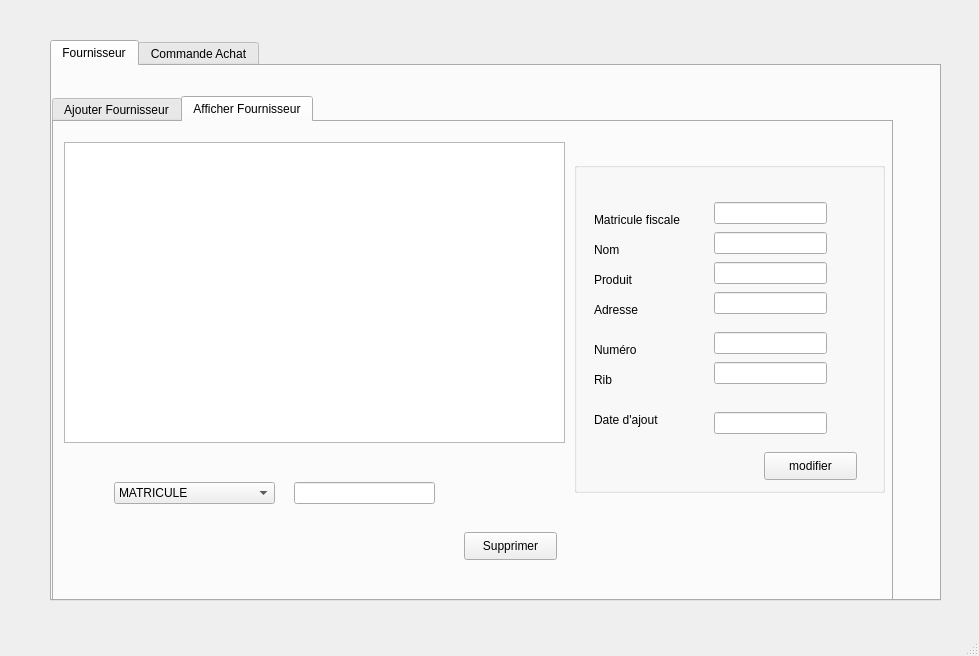
The window that project/mainwindow.ui (cyrineantar/Projet_cpp) describes before a commit, drawn with Qt 5.
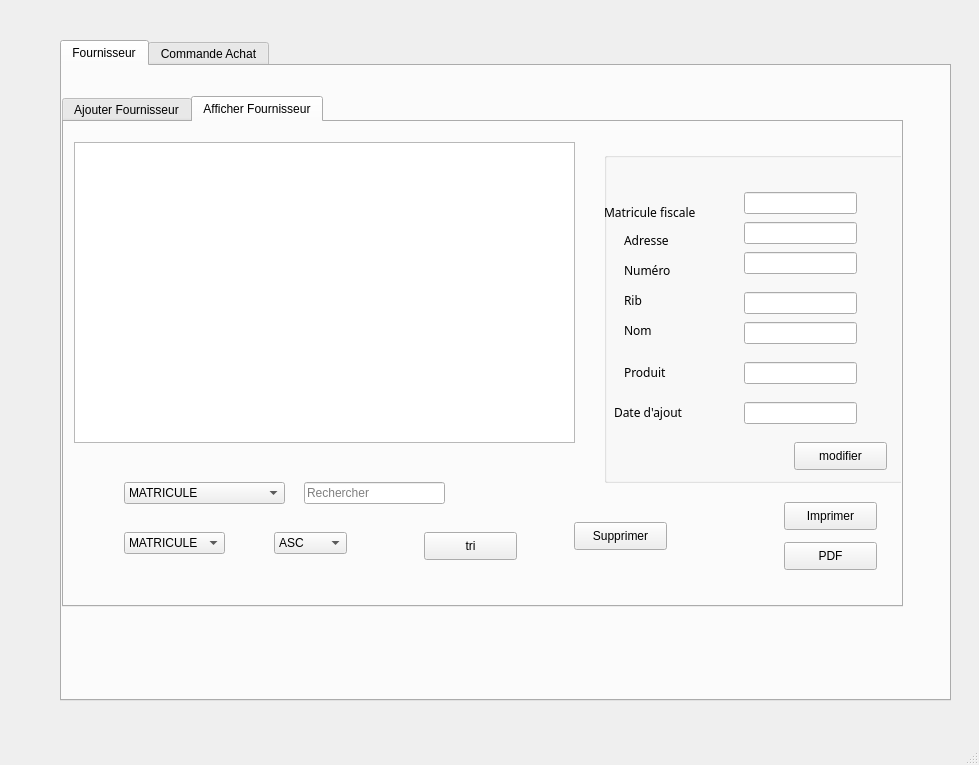
The same window after the commit. The open tabs and pages were chosen to show the change.

```diff
--- a/project/mainwindow.ui
+++ b/project/mainwindow.ui
@@ -7,7 +7,7 @@
     <x>0</x>
     <y>0</y>
     <width>979</width>
-    <height>656</height>
+    <height>765</height>
    </rect>
   </property>
   <property name="windowTitle">
@@ -17,10 +17,10 @@
    <widget class="QTabWidget" name="tabWidget">
     <property name="geometry">
      <rect>
-      <x>50</x>
+      <x>60</x>
       <y>40</y>
       <width>891</width>
-      <height>561</height>
+      <height>661</height>
      </rect>
     </property>
     <property name="currentIndex">
@@ -285,8 +285,8 @@
        <widget class="QGroupBox" name="groupBox_3">
         <property name="geometry">
          <rect>
-          <x>520</x>
-          <y>40</y>
+          <x>540</x>
+          <y>30</y>
           <width>311</width>
           <height>331</height>
          </rect>
@@ -310,12 +310,17 @@
         <widget class="QLabel" name="label_17">
          <property name="geometry">
           <rect>
-           <x>20</x>
+           <x>0</x>
            <y>50</y>
-           <width>101</width>
-           <height>16</height>
+           <width>121</width>
+           <height>20</height>
           </rect>
          </property>
+         <property name="font">
+          <font>
+           <family>Rockwell Extra Bold</family>
+          </font>
+         </property>
          <property name="text">
           <string>Matricule fiscale</string>
          </property>
@@ -324,11 +329,16 @@
          <property name="geometry">
           <rect>
            <x>20</x>
-           <y>110</y>
-           <width>56</width>
-           <height>16</height>
+           <y>210</y>
+           <width>71</width>
+           <height>20</height>
           </rect>
          </property>
+         <property name="font">
+          <font>
+           <family>Rockwell Extra Bold</family>
+          </font>
+         </property>
          <property name="text">
           <string>Produit</string>
          </property>
@@ -337,11 +347,16 @@
          <property name="geometry">
           <rect>
            <x>20</x>
-           <y>80</y>
-           <width>101</width>
+           <y>170</y>
+           <width>71</width>
            <height>16</height>
           </rect>
          </property>
+         <property name="font">
+          <font>
+           <family>Rockwell Extra Bold</family>
+          </font>
+         </property>
          <property name="text">
           <string>Nom</string>
          </property>
@@ -350,20 +365,7 @@
          <property name="geometry">
           <rect>
            <x>140</x>
-           <y>70</y>
-           <width>113</width>
-           <height>22</height>
-          </rect>
-         </property>
-         <property name="readOnly">
-          <bool>false</bool>
-         </property>
-        </widget>
-        <widget class="QLineEdit" name="le_produit_2">
-         <property name="geometry">
-          <rect>
-           <x>140</x>
-           <y>100</y>
+           <y>170</y>
            <width>113</width>
            <height>22</height>
           </rect>
@@ -376,11 +378,16 @@
          <property name="geometry">
           <rect>
            <x>20</x>
-           <y>140</y>
+           <y>80</y>
            <width>71</width>
            <height>16</height>
           </rect>
          </property>
+         <property name="font">
+          <font>
+           <family>Rockwell Extra Bold</family>
+          </font>
+         </property>
          <property name="text">
           <string>Adresse</string>
          </property>
@@ -389,7 +396,7 @@
          <property name="geometry">
           <rect>
            <x>140</x>
-           <y>130</y>
+           <y>70</y>
            <width>113</width>
            <height>22</height>
           </rect>
@@ -402,11 +409,16 @@
          <property name="geometry">
           <rect>
            <x>20</x>
-           <y>180</y>
+           <y>110</y>
            <width>71</width>
            <height>16</height>
           </rect>
          </property>
+         <property name="font">
+          <font>
+           <family>Rockwell Extra Bold</family>
+          </font>
+         </property>
          <property name="text">
           <string>Numéro</string>
          </property>
@@ -415,7 +427,7 @@
          <property name="geometry">
           <rect>
            <x>140</x>
-           <y>170</y>
+           <y>100</y>
            <width>113</width>
            <height>22</height>
           </rect>
@@ -428,11 +440,16 @@
          <property name="geometry">
           <rect>
            <x>20</x>
-           <y>210</y>
+           <y>140</y>
            <width>71</width>
            <height>16</height>
           </rect>
          </property>
+         <property name="font">
+          <font>
+           <family>Rockwell Extra Bold</family>
+          </font>
+         </property>
          <property name="text">
           <string>Rib</string>
          </property>
@@ -440,12 +457,17 @@
         <widget class="QLabel" name="label_31">
          <property name="geometry">
           <rect>
-           <x>20</x>
+           <x>10</x>
            <y>250</y>
-           <width>91</width>
-           <height>16</height>
+           <width>101</width>
+           <height>20</height>
           </rect>
          </property>
+         <property name="font">
+          <font>
+           <family>Rockwell Extra Bold</family>
+          </font>
+         </property>
          <property name="text">
           <string>Date d'ajout</string>
          </property>
@@ -454,7 +476,7 @@
          <property name="geometry">
           <rect>
            <x>140</x>
-           <y>200</y>
+           <y>140</y>
            <width>113</width>
            <height>22</height>
           </rect>
@@ -502,6 +524,19 @@
           <bool>false</bool>
          </property>
         </widget>
+        <widget class="QLineEdit" name="le_produit_2">
+         <property name="geometry">
+          <rect>
+           <x>140</x>
+           <y>210</y>
+           <width>113</width>
+           <height>22</height>
+          </rect>
+         </property>
+         <property name="readOnly">
+          <bool>false</bool>
+         </property>
+        </widget>
        </widget>
        <widget class="QComboBox" name="cb_recherche">
         <property name="geometry">
@@ -557,12 +592,15 @@
           <height>22</height>
          </rect>
         </property>
+        <property name="placeholderText">
+         <string>Rechercher</string>
+        </property>
        </widget>
        <widget class="QPushButton" name="pb_supprimer">
         <property name="geometry">
          <rect>
-          <x>410</x>
-          <y>410</y>
+          <x>510</x>
+          <y>400</y>
           <width>93</width>
           <height>28</height>
          </rect>
@@ -571,6 +609,110 @@
          <string>Supprimer</string>
         </property>
        </widget>
+       <widget class="QComboBox" name="colone_tri_1">
+        <property name="geometry">
+         <rect>
+          <x>60</x>
+          <y>410</y>
+          <width>101</width>
+          <height>22</height>
+         </rect>
+        </property>
+        <item>
+         <property name="text">
+          <string>MATRICULE</string>
+         </property>
+        </item>
+        <item>
+         <property name="text">
+          <string>ADRESSE</string>
+         </property>
+        </item>
+        <item>
+         <property name="text">
+          <string>NUMERO</string>
+         </property>
+        </item>
+        <item>
+         <property name="text">
+          <string>RIB</string>
+         </property>
+        </item>
+        <item>
+         <property name="text">
+          <string>NOM</string>
+         </property>
+        </item>
+        <item>
+         <property name="text">
+          <string>PRODUIT</string>
+         </property>
+        </item>
+        <item>
+         <property name="text">
+          <string>DATE_AJOUT</string>
+         </property>
+        </item>
+       </widget>
+       <widget class="QComboBox" name="ordre_tri_2">
+        <property name="geometry">
+         <rect>
+          <x>210</x>
+          <y>410</y>
+          <width>73</width>
+          <height>22</height>
+         </rect>
+        </property>
+        <item>
+         <property name="text">
+          <string>ASC</string>
+         </property>
+        </item>
+        <item>
+         <property name="text">
+          <string>DESC</string>
+         </property>
+        </item>
+       </widget>
+       <widget class="QPushButton" name="tri_fournisseur">
+        <property name="geometry">
+         <rect>
+          <x>360</x>
+          <y>410</y>
+          <width>93</width>
+          <height>28</height>
+         </rect>
+        </property>
+        <property name="text">
+         <string>tri</string>
+        </property>
+       </widget>
+       <widget class="QPushButton" name="imprimer_fournisseur">
+        <property name="geometry">
+         <rect>
+          <x>720</x>
+          <y>380</y>
+          <width>93</width>
+          <height>28</height>
+         </rect>
+        </property>
+        <property name="text">
+         <string>Imprimer</string>
+        </property>
+       </widget>
+       <widget class="QPushButton" name="pdf">
+        <property name="geometry">
+         <rect>
+          <x>720</x>
+          <y>420</y>
+          <width>93</width>
+          <height>28</height>
+         </rect>
+        </property>
+        <property name="text">
+         <string>PDF</string>
+        </property>
+       </widget>
       </widget>
      </widget>
     </widget>
```
Left out of the diff: 544 changed lines with no effect on the pictures.
